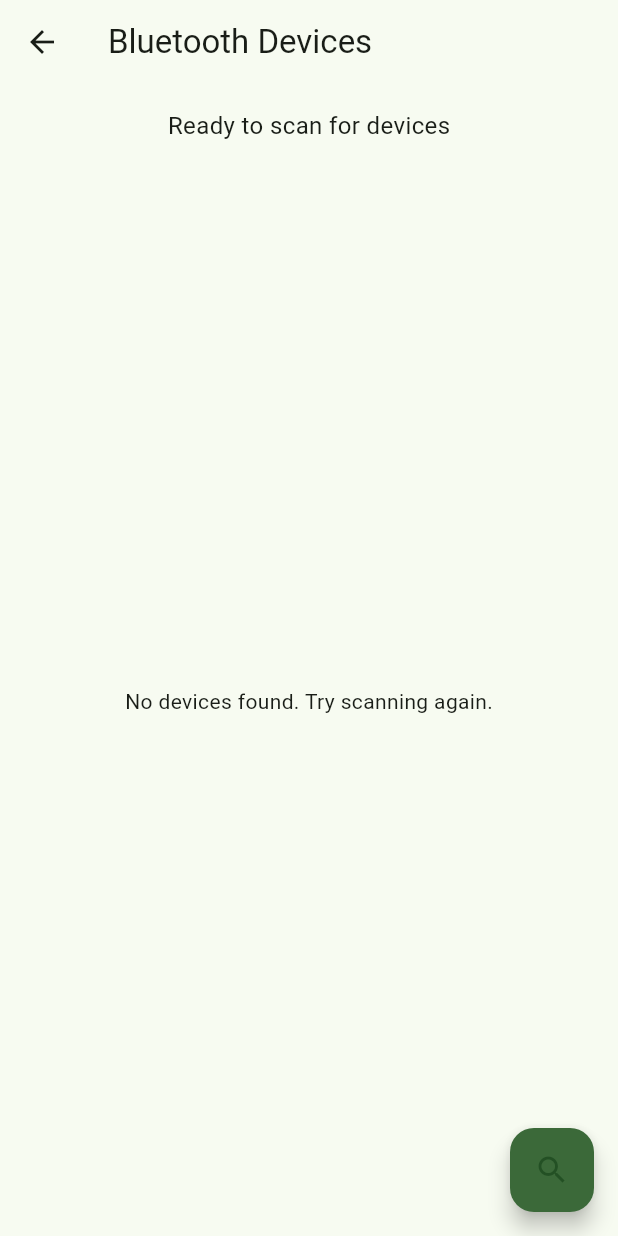
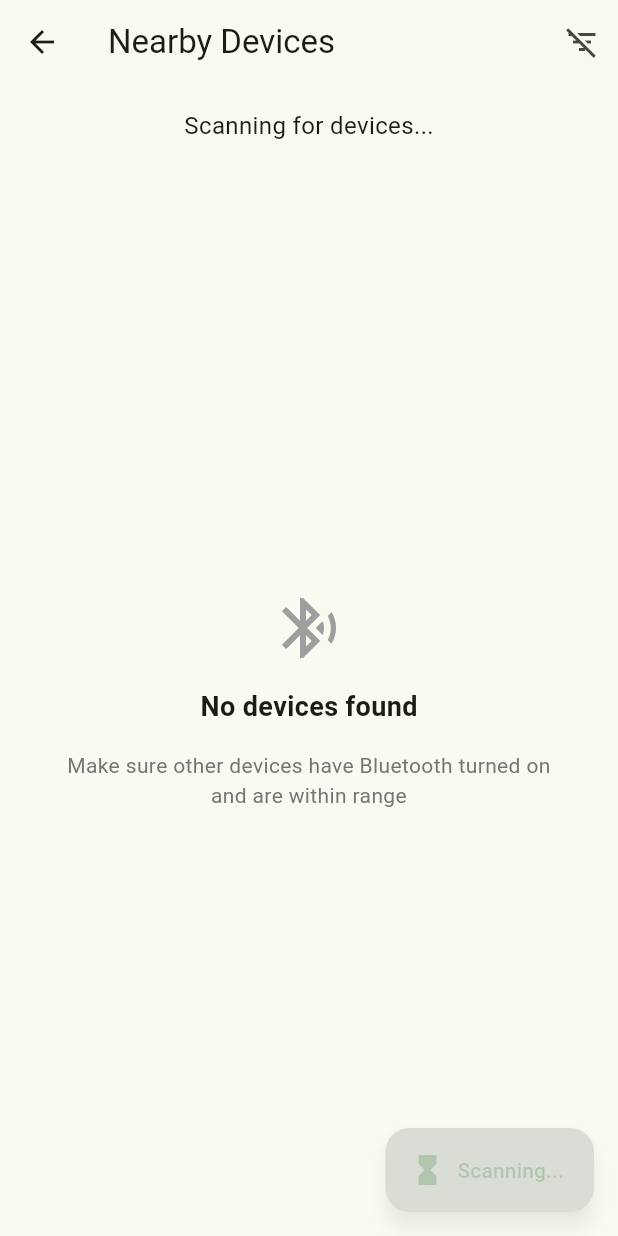
Before and after one commit to Hack-UPC/vuelout-flutter, a Flutter app: the screen it shows after launch, after a tap on the "bluetooth searching" icon, on a phone screen of 412 x 824 dp. Run offline on Flutter 3.47's test engine with Material 3 defaults, Android fonts, the light colour scheme and no system bars; our stand-ins replace flutter_blue_plus, permission_handler, shared_preferences; network calls fail.

Commit message:
bluetooth improvements

```diff
--- a/lib/screens/bluetooth_scan_screen.dart
+++ b/lib/screens/bluetooth_scan_screen.dart
@@ -2,7 +2,7 @@ import 'package:flutter/material.dart';
 import 'package:flutter_blue_plus/flutter_blue_plus.dart';
 import '../services/chat_service.dart';
 import '../models/chat.dart';
-import 'chat_detail_screen.dart';
+import 'dart:async';
 
 class BluetoothScanScreen extends StatefulWidget {
   final ChatService chatService;
@@ -21,6 +21,8 @@ class _BluetoothScanScreenState extends State<BluetoothScanScreen> {
   bool _isInitializing = true;
   String _statusMessage = "Initializing Bluetooth...";
   List<BluetoothDevice> _devices = [];
+  bool _showAllDevices = true; // Show all devices by default
+  Timer? _refreshTimer;
 
   @override
   void initState() {
@@ -39,6 +41,11 @@ class _BluetoothScanScreenState extends State<BluetoothScanScreen> {
             ? "Ready to scan for devices"
             : "Failed to initialize Bluetooth";
         });
+
+        // Auto-start scan when screen opens
+        if (initialized) {
+          _startScan();
+        }
       }
     } catch (e) {
       if (mounted) {
@@ -59,25 +66,41 @@ class _BluetoothScanScreenState extends State<BluetoothScanScreen> {
     });
 
     try {
+      // Start the scan
       await widget.chatService.startBluetoothScan();
 
-      // Update the list of devices periodically during scanning
-      for (int i = 0; i < 5; i++) {
-        if (!mounted) return;
+      // Update the UI periodically while scanning
+      _refreshTimer = Timer.periodic(const Duration(seconds: 2), (timer) {
+        if (mounted) {
+          setState(() {
+            _devices = widget.chatService.getDiscoveredDevices();
+            _statusMessage = "Scanning... Found ${_devices.length} devices";
+          });
+        }
+      });
 
-        await Future.delayed(const Duration(seconds: 2));
+      // Wait for scan to complete
+      await Future.delayed(const Duration(seconds: 15));
 
+      // Final device update after scan completes
+      if (mounted) {
+        _refreshTimer?.cancel();
+        _refreshTimer = null;
+
+        await widget.chatService.stopBluetoothScan();
         setState(() {
           _devices = widget.chatService.getDiscoveredDevices();
+          _isScanning = false;
+          _statusMessage = "Scan complete. ${_devices.length} devices found.";
         });
       }
-    } finally {
+    } catch (e) {
+      _refreshTimer?.cancel();
+      _refreshTimer = null;
       if (mounted) {
-        await widget.chatService.stopBluetoothScan();
-
         setState(() {
           _isScanning = false;
-          _statusMessage = "Scan complete. ${_devices.length} devices found.";
+          _statusMessage = "Error during scan: $e";
         });
       }
     }
@@ -131,15 +154,36 @@ class _BluetoothScanScreenState extends State<BluetoothScanScreen> {
 
   @override
   void dispose() {
+    _refreshTimer?.cancel();
     widget.chatService.stopBluetoothScan();
     super.dispose();
   }
 
   @override
   Widget build(BuildContext context) {
+    // Filter devices if the user only wants to see app devices
+    List<BluetoothDevice> displayedDevices = _showAllDevices
+        ? _devices
+        : _devices.where((device) {
+            return device.platformName.toLowerCase().contains('vuelout') ||
+                   device.platformName.toLowerCase().contains('chat');
+          }).toList();
+
     return Scaffold(
       appBar: AppBar(
-        title: const Text('Bluetooth Devices'),
+        title: const Text('Nearby Devices'),
+        actions: [
+          // Toggle between all devices and app-specific devices
+          IconButton(
+            icon: Icon(_showAllDevices ? Icons.filter_list_off : Icons.filter_list),
+            tooltip: _showAllDevices ? 'Show app devices only' : 'Show all devices',
+            onPressed: () {
+              setState(() {
+                _showAllDevices = !_showAllDevices;
+              });
+            },
+          ),
+        ],
       ),
       body: _isInitializing
         ? _buildLoadingView()
@@ -155,15 +199,47 @@ class _BluetoothScanScreenState extends State<BluetoothScanScreen> {
                   ),
                 ),
               ),
+              if (!_showAllDevices && displayedDevices.isEmpty && _devices.isNotEmpty)
+                Padding(
+                  padding: const EdgeInsets.symmetric(horizontal: 16.0),
+                  child: Text(
+                    'No app devices found. There are ${_devices.length} other Bluetooth devices nearby.',
+                    textAlign: TextAlign.center,
+                    style: TextStyle(color: Colors.grey[600]),
+                  ),
+                ),
               Expanded(
-                child: _devices.isEmpty
-                  ? const Center(
-                      child: Text('No devices found. Try scanning again.'),
+                child: displayedDevices.isEmpty
+                  ? Center(
+                      child: Column(
+                        mainAxisAlignment: MainAxisAlignment.center,
+                        children: [
+                          const Icon(
+                            Icons.bluetooth_searching,
+                            size: 48,
+                            color: Colors.grey,
+                          ),
+                          const SizedBox(height: 16),
+                          const Text(
+                            'No devices found',
+                            style: TextStyle(fontSize: 18, fontWeight: FontWeight.bold),
+                          ),
+                          const SizedBox(height: 16),
+                          Padding(
+                            padding: const EdgeInsets.symmetric(horizontal: 32.0),
+                            child: Text(
+                              'Make sure other devices have Bluetooth turned on and are within range',
+                              textAlign: TextAlign.center,
+                              style: TextStyle(color: Colors.grey[600]),
+                            ),
+                          ),
+                        ],
+                      ),
                     )
                   : ListView.builder(
-                      itemCount: _devices.length,
+                      itemCount: displayedDevices.length,
                       itemBuilder: (context, index) {
-                        final device = _devices[index];
+                        final device = displayedDevices[index];
                         return _buildDeviceItem(device);
                       },
                     ),
@@ -172,10 +248,11 @@ class _BluetoothScanScreenState extends State<BluetoothScanScreen> {
           ),
       floatingActionButton: _isInitializing
         ? null
-        : FloatingActionButton(
+        : FloatingActionButton.extended(
             onPressed: _isScanning ? null : _startScan,
             backgroundColor: _isScanning ? Colors.grey : Theme.of(context).primaryColor,
-            child: Icon(_isScanning ? Icons.hourglass_full : Icons.search),
+            icon: Icon(_isScanning ? Icons.hourglass_full : Icons.bluetooth_searching),
+            label: Text(_isScanning ? 'Scanning...' : 'Scan for Devices'),
           ),
     );
   }
@@ -200,15 +277,52 @@ class _BluetoothScanScreenState extends State<BluetoothScanScreen> {
 
     String deviceId = device.remoteId.toString();
 
-    return ListTile(
-      leading: const CircleAvatar(
-        child: Icon(Icons.bluetooth),
-      ),
-      title: Text(deviceName),
-      subtitle: Text(deviceId),
-      trailing: ElevatedButton(
-        onPressed: () => _connectToDevice(device),
-        child: const Text('Connect'),
+    // Check if this device appears to be running our app
+    bool isAppDevice = deviceName.toLowerCase().contains('vuelout') ||
+                       deviceName.toLowerCase().contains('chat');
+
+    return Card(
+      margin: const EdgeInsets.symmetric(horizontal: 12.0, vertical: 6.0),
+      child: ListTile(
+        leading: CircleAvatar(
+          backgroundColor: isAppDevice ? Colors.green : Colors.blue,
+          child: Icon(
+            isAppDevice ? Icons.chat : Icons.bluetooth,
+            color: Colors.white,
+          ),
+        ),
+        title: Text(
+          deviceName,
+          style: const TextStyle(fontWeight: FontWeight.bold),
+        ),
+        subtitle: Column(
+          crossAxisAlignment: CrossAxisAlignment.start,
+          children: [
+            Text(
+              isAppDevice
+                ? 'Vuelout Chat App Device'
+                : 'Bluetooth Device',
+              style: TextStyle(
+                color: isAppDevice ? Colors.green : Colors.grey[600],
+              ),
+            ),
+            Text(
+              'ID: ${deviceId.substring(0, 10)}...',
+              style: TextStyle(
+                fontSize: 12,
+                color: Colors.grey[600],
+              ),
+            ),
+          ],
+        ),
+        trailing: ElevatedButton(
+          onPressed: () => _connectToDevice(device),
+          style: ElevatedButton.styleFrom(
+            backgroundColor: isAppDevice ? Colors.green : null,
+          ),
+          child: const Text('Connect'),
+        ),
+        onTap: () => _connectToDevice(device),
       ),
     );
   }
--- a/lib/services/bluetooth_service.dart
+++ b/lib/services/bluetooth_service.dart
@@ -14,6 +14,7 @@ class BluetoothChatService {
   // UUIDs for service and characteristic
   final String serviceUuid = '0000b81d-0000-1000-8000-00805f9b34fb';
   final String characteristicUuid = '7db3e235-3608-41f3-a03c-955fcbd2ea4b';
+  final String deviceNamePrefix = 'VueloutChat-'; // Prefix to identify our app's devices
 
   // Stream controllers for message events
   final _messageReceivedController = StreamController<Message>.broadcast();
@@ -52,6 +53,7 @@ class BluetoothChatService {
       bool allGranted = true;
       statuses.forEach((permission, status) {
         if (!status.isGranted) {
+          debugPrint('Permission not granted: $permission');
           allGranted = false;
         }
       });
@@ -72,6 +74,9 @@ class BluetoothChatService {
         await FlutterBluePlus.turnOn();
       }
 
+      // Wait for Bluetooth to be fully initialized
+      await Future.delayed(const Duration(seconds: 1));
+
       return true;
     } catch (e) {
       debugPrint('Error initializing Bluetooth: $e');
@@ -79,7 +84,7 @@ class BluetoothChatService {
     }
   }
 
-  // Start scanning for devices
+  // Start scanning for devices - scan for ALL devices to ensure maximum discovery
   Future<void> startScan() async {
     if (_isScanning) return;
 
@@ -87,25 +92,46 @@ class BluetoothChatService {
     _isScanning = true;
 
     // Listen for scan results
-    FlutterBluePlus.scanResults.listen((results) {
+    final subscription = FlutterBluePlus.scanResults.listen((results) {
       for (ScanResult r in results) {
+        // Add device if it's not already in the list
         if (!_discoveredDevices.contains(r.device)) {
+          debugPrint('Found device: ${r.device.platformName} (${r.device.remoteId})');
+          debugPrint('  RSSI: ${r.rssi}, Connectable: ${r.advertisementData.connectable}');
+
+          if (r.advertisementData.serviceUuids.isNotEmpty) {
+            debugPrint('  Service UUIDs: ${r.advertisementData.serviceUuids}');
+          }
+
           _discoveredDevices.add(r.device);
         }
       }
     });
 
-    // Start scanning
-    await FlutterBluePlus.startScan(
-      timeout: const Duration(seconds: 10),
-      androidScanMode: AndroidScanMode.lowLatency,
-    );
+    // Start scanning - do NOT filter to maximize device discovery
+    try {
+      debugPrint('Starting Bluetooth scan...');
+      await FlutterBluePlus.startScan(
+        timeout: const Duration(seconds: 15),
+        androidScanMode: AndroidScanMode.lowLatency,
+      );
+    } catch (e) {
+      debugPrint('Error starting scan: $e');
+    }
 
+    await Future.delayed(const Duration(seconds: 15));
+
+    // Clean up
+    subscription.cancel();
+    await FlutterBluePlus.stopScan();
     _isScanning = false;
+    debugPrint('Scan complete. Found ${_discoveredDevices.length} devices.');
   }
 
   // Stop scanning
   Future<void> stopScan() async {
+    if (!_isScanning) return;
+    debugPrint('Stopping scan...');
     await FlutterBluePlus.stopScan();
     _isScanning = false;
   }
@@ -113,18 +139,55 @@ class BluetoothChatService {
   // Connect to a device
   Future<bool> connectToDevice(BluetoothDevice device) async {
     try {
-      // Connect to the device
-      await device.connect();
+      debugPrint('Connecting to device: ${device.platformName} (${device.remoteId})');
+
+      // First check if we're already connected
+      if (_isConnected && connectedDevice != null && connectedDevice!.remoteId == device.remoteId) {
+        debugPrint('Already connected to this device');
+        return true;
+      }
+
+      // Disconnect from any previous device
+      if (_isConnected && connectedDevice != null) {
+        debugPrint('Disconnecting from previous device first');
+        await disconnect();
+      }
+
+      // Connect to the device with a timeout
+      bool connected = false;
+      try {
+        await device.connect(timeout: const Duration(seconds: 10));
+        connected = true;
+      } catch (e) {
+        if (e.toString().contains('already connected')) {
+          // Device is already connected, proceed
+          debugPrint('Device was already connected');
+          connected = true;
+        } else {
+          debugPrint('Failed to connect: $e');
+          throw e;
+        }
+      }
+
+      if (!connected) {
+        return false;
+      }
+
       connectedDevice = device;
       _isConnected = true;
 
       // Discover services
+      debugPrint('Discovering services...');
       List<BluetoothService> services = await device.discoverServices();
 
       // Look for our service
+      bool foundService = false;
       for (BluetoothService service in services) {
+        debugPrint('Found service: ${service.uuid}');
         if (service.uuid.toString() == serviceUuid) {
+          foundService = true;
           for (BluetoothCharacteristic characteristic in service.characteristics) {
+            debugPrint('Found characteristic: ${characteristic.uuid}');
             if (characteristic.uuid.toString() == characteristicUuid) {
               _messageCharacteristic = characteristic;
 
@@ -143,29 +206,38 @@ class BluetoothChatService {
       }
 
       // If we didn't find our service or characteristic, create it
-      if (_messageCharacteristic == null) {
-        await _createServiceAndCharacteristic();
+      if (!foundService || _messageCharacteristic == null) {
+        debugPrint('Service or characteristic not found. This is normal for initial connection.');
+        // We can't actually create services on remote devices via flutter_blue_plus
+        // In a production app, both devices should be running the same app code
+        // and have consistent service/characteristic UUIDs
       }
 
       return true;
     } catch (e) {
       debugPrint('Failed to connect to device: $e');
       _isConnected = false;
+      connectedDevice = null;
       return false;
     }
   }
 
   // Create service and characteristic if they don't exist
   Future<void> _createServiceAndCharacteristic() async {
-    // This would require platform-specific code and is a complex process
-    // For a real app, you would need native code to create the service
-    debugPrint('Service or characteristic not found and creation not implemented');
+    // This is not actually possible with flutter_blue_plus
+    // We would need to implement platform-specific code for this
+    debugPrint('Service or characteristic not found - cannot create remotely');
   }
 
   // Disconnect from the current device
   Future<void> disconnect() async {
     if (connectedDevice != null) {
-      await connectedDevice!.disconnect();
+      debugPrint('Disconnecting from device: ${connectedDevice!.platformName}');
+      try {
+        await connectedDevice!.disconnect();
+      } catch (e) {
+        debugPrint('Error during disconnect: $e');
+      }
       _messageCharacteristic = null;
       connectedDevice = null;
       _isConnected = false;
@@ -184,6 +256,8 @@ class BluetoothChatService {
       final messageJson = jsonEncode(message.toJson());
       List<int> bytes = utf8.encode(messageJson);
 
+      debugPrint('Sending message: ${message.text}');
+
       // Write to characteristic
       await _messageCharacteristic!.write(bytes);
       return true;
@@ -198,10 +272,13 @@ class BluetoothChatService {
     try {
       // Convert bytes to JSON string
       String jsonString = utf8.decode(value);
+      debugPrint('Received data: $jsonString');
 
       // Parse JSON to message
       Map<String, dynamic> messageData = jsonDecode(jsonString);
       Message message = Message.fromJson(messageData);
+
+      debugPrint('Received message: ${message.text}');
 
       // Add to stream
       _messageReceivedController.add(message);
@@ -210,16 +287,33 @@ class BluetoothChatService {
     }
   }
 
-  // Advertising to become visible to other devices
+  // Start advertising to become visible to other devices
   Future<void> startAdvertising() async {
-    // Currently not fully supported in flutter_blue_plus
-    // This would need native code integration
-    debugPrint('Advertising not fully implemented in flutter_blue_plus');
+    try {
+      debugPrint('Starting advertising...');
+
+      // Flutter Blue Plus doesn't support direct advertising
+      // This is a limitation of the plugin
+
+      // In a real implementation, you would:
+      // 1. Use platform channels to access native Android/iOS Bluetooth APIs
+      // 2. Set up a GATT server advertising your service UUID
+      // 3. Make the device discoverable
+
+      // For now, we'll rely on the scan to find all nearby devices
+      // and the user can manually select which ones to connect to
+
+      debugPrint('Advertising not fully supported in flutter_blue_plus.');
+      debugPrint('Devices need to actively scan to discover each other.');
+    } catch (e) {
+      debugPrint('Error setting up advertising: $e');
+    }
   }
 
   // Dispose resources
   void dispose() {
+    stopScan();
+    disconnect();
     _messageReceivedController.close();
-    disconnect();
   }
 }
--- a/lib/services/chat_service.dart
+++ b/lib/services/chat_service.dart
@@ -28,6 +28,23 @@ class ChatService {
   ChatService() {
     _initializeMessages();
     _setupBluetoothListener();
+    _initializeBluetooth(); // Start Bluetooth automatically
+  }
+
+  // Initialize Bluetooth automatically on startup
+  Future<void> _initializeBluetooth() async {
+    try {
+      bool initialized = await _bluetoothService.initialize();
+      if (initialized) {
+        // Start advertising so other devices can find us
+        await _bluetoothService.startAdvertising();
+        debugPrint('Bluetooth initialized and advertising started');
+      } else {
+        debugPrint('Failed to initialize Bluetooth');
+      }
+    } catch (e) {
+      debugPrint('Error initializing Bluetooth: $e');
+    }
   }
 
   // Set up listener for incoming Bluetooth messages
```
